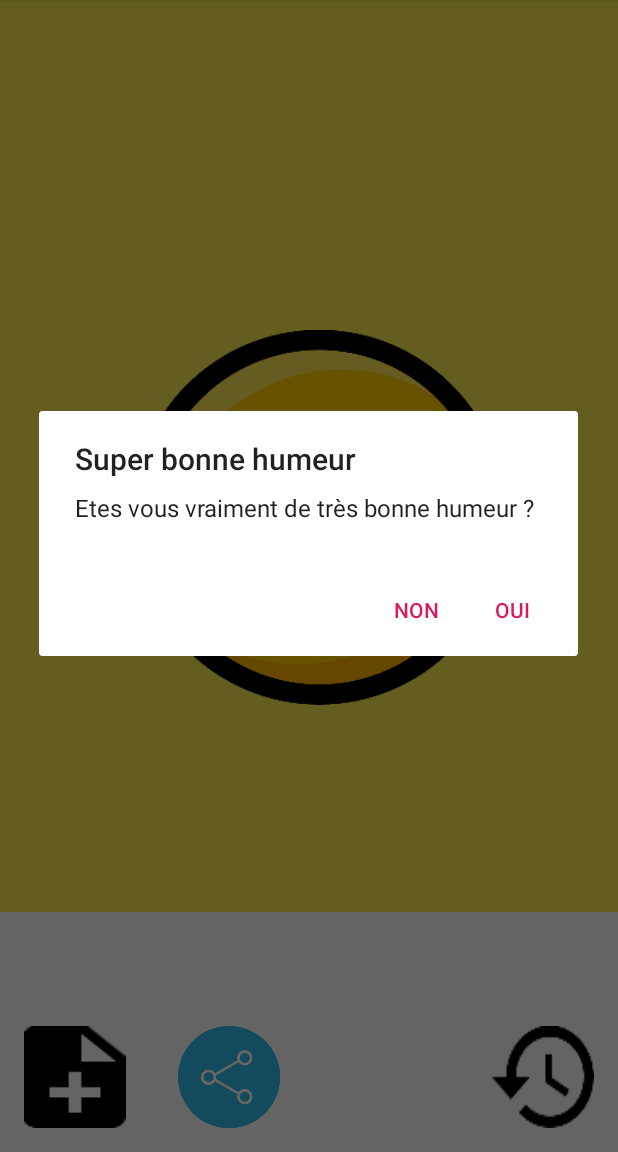
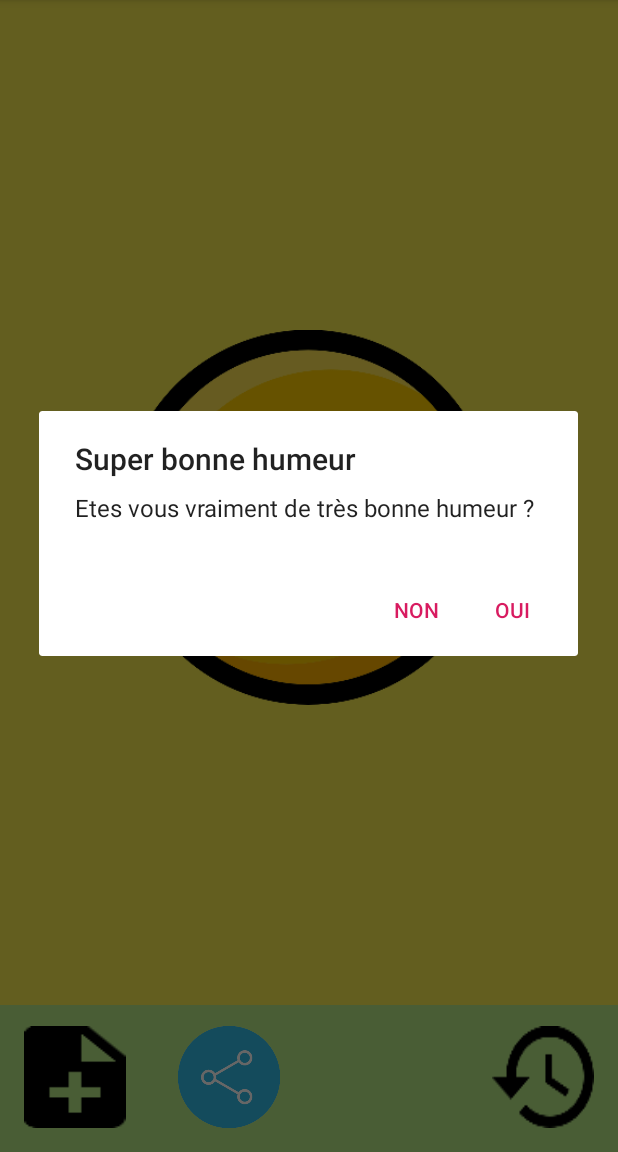
Before and after one commit to CoeurDeRoses/MoodTracker, an Android app: the screen it shows after launch (MainActivity), after a tap on "Button about supper happy mood", on a phone screen of 412 x 824 dp, the part 84-1236 px from its top. Run offline under Robolectric (Android 15) with nearby library versions, the light colour scheme and no system bars.

Commit message:
Correction de problèmes d'affichage commun à différentes tailles d'écran
J'ai basculer la propriété" Layout_height = 608dp" a "Layout_height = wrap_content".

Les valeurs des propriétés des FrameLayout sont passés de android:layout_width="500dp"  android:layout_height="750dp"
 android:background="#fff9ec4f" a  android:layout_width="match_parent"
  android:layout_height="wrap_content"
  android:background="#fff9ec4f" il faut aussi ajouter la propriété lauout_gravity ="center_vertical".

Concernant les Imagebouttons la propriété layout_marginStart a été supprimé et la propriété  android:layout_gravity="center_horizontal" a été ajouté.

Ces changement ont permis d'avoir des vrai images smiley centré sur différentes taille d'écran petite moyenne et grande et de régler d'autres problèmes d'affichages.

```diff
--- a/app/src/main/res/layout/activity_main.xml
+++ b/app/src/main/res/layout/activity_main.xml
@@ -9,7 +9,7 @@
     <ScrollView
         android:id="@+id/scrollView2"
         android:layout_width="0dp"
-        android:layout_height="608dp"
+        android:layout_height="wrap_content"
         app:layout_constraintEnd_toEndOf="parent"
         app:layout_constraintHorizontal_bias="0.0"
         app:layout_constraintStart_toStartOf="parent"
@@ -24,15 +24,16 @@
 
 
             <FrameLayout
-                android:layout_width="500dp"
-                android:layout_height="750dp"
-                android:background="#fff9ec4f">
+                android:layout_width="match_parent"
+                android:layout_height="wrap_content"
+                android:background="#fff9ec4f"
+                android:layout_gravity="center_vertical">
 
                 <ImageButton
                     android:id="@+id/buttonSuperHappy"
                     android:layout_width="250dp"
                     android:layout_height="250dp"
-                    android:layout_marginStart="88dp"
+                    android:layout_gravity="center_horizontal"
                     android:layout_marginTop="220dp"
                     android:layout_marginBottom="200dp"
                     android:background="@drawable/smiley_super_happy"
@@ -41,15 +42,15 @@
             </FrameLayout>
 
             <FrameLayout
-                android:layout_width="500dp"
-                android:layout_height="750dp"
+                android:layout_width="match_parent"
+                android:layout_height="wrap_content"
                 android:background="#ffb8e986">
 
                 <ImageButton
                     android:id="@+id/buttonHappy"
                     android:layout_width="250dp"
                     android:layout_height="250dp"
-                    android:layout_marginStart="88dp"
+                    android:layout_gravity="center_horizontal"
                     android:layout_marginTop="220dp"
                     android:layout_marginBottom="200dp"
                     android:background="@drawable/smiley_happy"
@@ -57,15 +58,15 @@
             </FrameLayout>
 
             <FrameLayout
-                android:layout_width="500dp"
-                android:layout_height="750dp"
+                android:layout_width="match_parent"
+                android:layout_height="wrap_content"
                 android:background="#a5468ad9">
 
                 <ImageButton
                     android:id="@+id/buttonNormal"
                     android:layout_width="250dp"
                     android:layout_height="250dp"
-                    android:layout_marginStart="88dp"
+                    android:layout_gravity="center_horizontal"
                     android:layout_marginTop="220dp"
                     android:layout_marginBottom="200dp"
                     android:background="@drawable/smiley_normal"
@@ -73,15 +74,15 @@
             </FrameLayout>
 
             <FrameLayout
-                android:layout_width="500dp"
-                android:layout_height="750dp"
+                android:layout_width="match_parent"
+                android:layout_height="wrap_content"
                 android:background="#ff9b9b9b">
 
                 <ImageButton
                     android:id="@+id/buttonDisappointed"
                     android:layout_width="250dp"
                     android:layout_height="250dp"
-                    android:layout_marginStart="88dp"
+                    android:layout_gravity="center_horizontal"
                     android:layout_marginTop="220dp"
                     android:layout_marginBottom="200dp"
                     android:background="@drawable/smiley_disappointed"
@@ -89,15 +90,15 @@
             </FrameLayout>
 
             <FrameLayout
-                android:layout_width="500dp"
-                android:layout_height="750dp"
+                android:layout_width="match_parent"
+                android:layout_height="wrap_content"
                 android:background="#ffde3c50">
 
                 <ImageButton
                     android:id="@+id/buttonSad"
                     android:layout_width="250dp"
                     android:layout_height="250dp"
-                    android:layout_marginStart="88dp"
+                    android:layout_gravity="center_horizontal"
                     android:layout_marginTop="220dp"
                     android:layout_marginBottom="200dp"
                     android:background="@drawable/smiley_sad"
```
